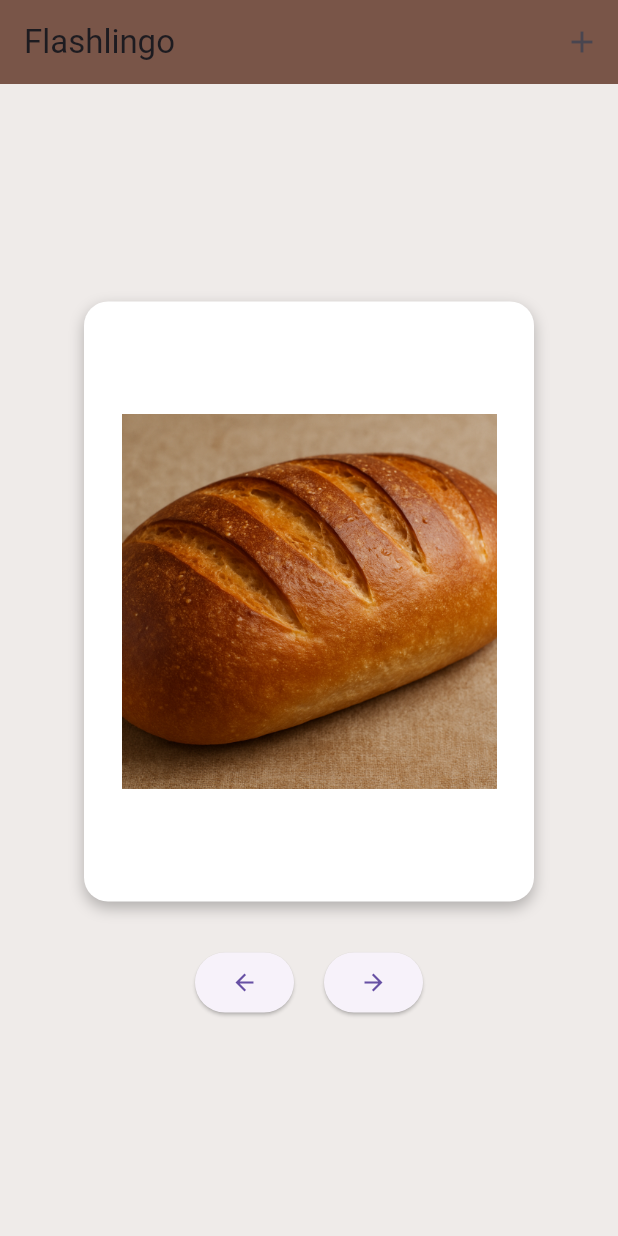
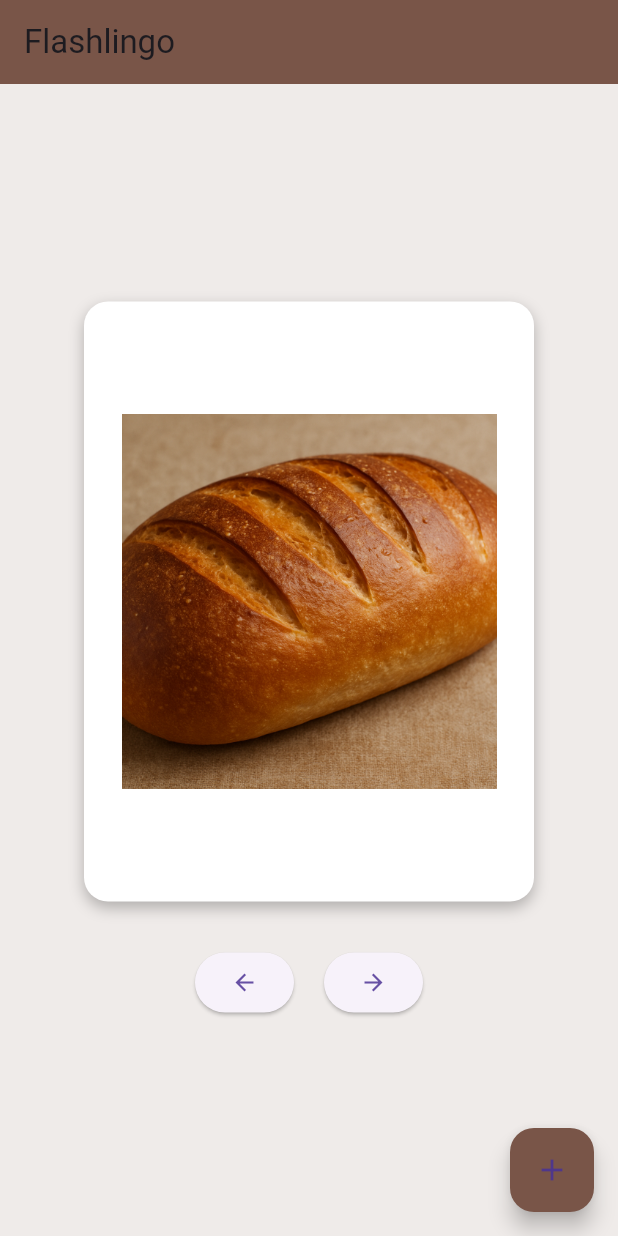
Before and after one commit to AmonBrollo/FlashLingo, a Flutter app: the screen it shows after launch, on a phone screen of 412 x 824 dp. Run offline on Flutter 3.47's test engine with Material 3 defaults, Android fonts, the phone set to English and light mode, and no system bars; our stand-ins replace image_picker.

Commit message:
⬇️ Moved "+" button to the bottom right.

```diff
--- a/lib/main.dart
+++ b/lib/main.dart
@@ -103,28 +103,6 @@
       appBar: AppBar(
         title: const Text('Flashlingo'),
         backgroundColor: Colors.brown,
-        actions: [
-          IconButton(
-            icon: const Icon(Icons.add),
-            tooltip: 'Add Flashcard',
-            onPressed: () {
-              Navigator.push(
-                context,
-                MaterialPageRoute(
-                  builder: (_) => AddFlashcardScreen(
-                    onAdd: (newCard) {
-                      setState(() {
-                        flashcards.add(newCard);
-                        currentIndex = flashcards.length - 1;
-                        isFlipped = false;
-                      });
-                    },
-                  ),
-                ),
-              );
-            },
-          ),
-        ],
       ),
       body: Column(
         mainAxisAlignment: MainAxisAlignment.center,
@@ -187,6 +165,26 @@
             ],
           ),
         ],
+      ),
+      floatingActionButton: FloatingActionButton(
+        onPressed: () {
+          Navigator.push(
+            context,
+            MaterialPageRoute(
+              builder: (_) => AddFlashcardScreen(
+                onAdd: (newCard) {
+                  setState(() {
+                    flashcards.add(newCard);
+                    currentIndex = flashcards.length - 1;
+                    isFlipped = false;
+                  });
+                },
+              ),
+            ),
+          );
+        },
+        backgroundColor: Colors.brown,
+        child: const Icon(Icons.add),
       ),
     );
   }
```
